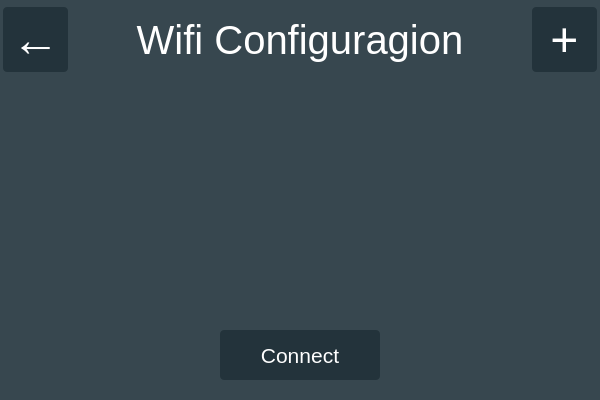
Old version of the form DMM/wificonfigdialog.ui in the repository mickyTwenty/DMM.
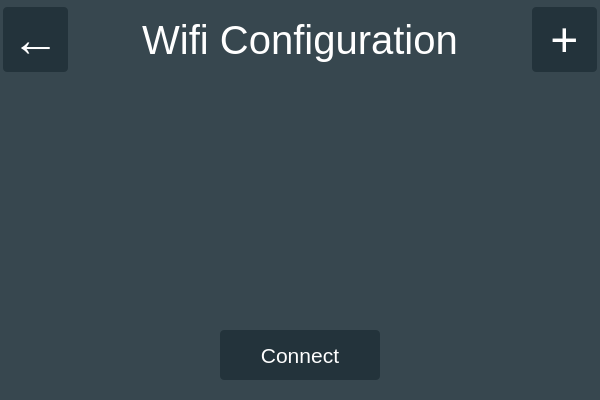
New version of the form.

```diff
--- a/DMM/wificonfigdialog.ui
+++ b/DMM/wificonfigdialog.ui
@@ -116,7 +116,7 @@
 color: white;</string>
        </property>
        <property name="text">
-        <string>Wifi Configuragion</string>
+        <string>Wifi Configuration</string>
        </property>
        <property name="alignment">
         <set>Qt::AlignCenter</set>
```
